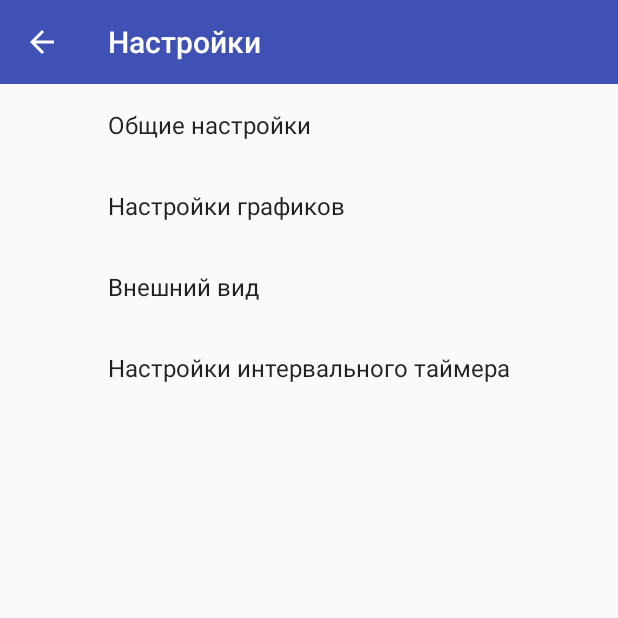
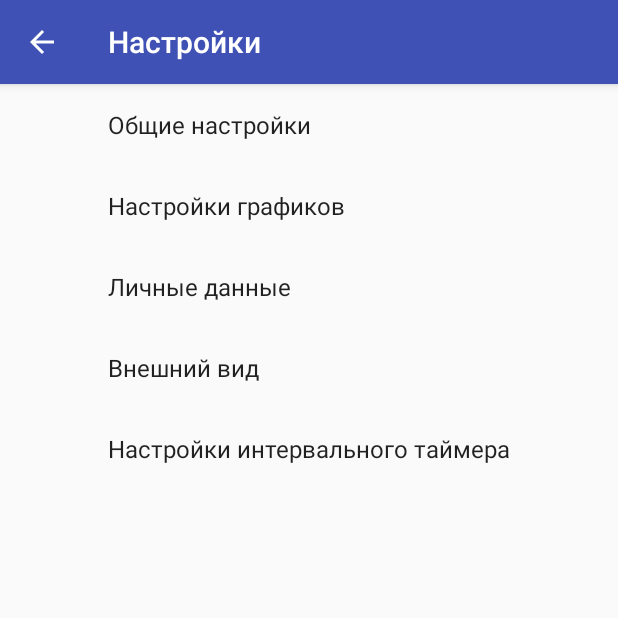
Before and after one commit to theimaginationless/sportdiary, an Android app: the PreferenceFragment screen opened directly, with no data from a screen before it, on a phone screen of 412 x 824 dp, the top half of it. Run offline under Robolectric (Android 15) with nearby library versions, the phone set to English and light mode, and no system bars; our stand-ins replace androidx.preference.

```diff
--- a/app/src/main/AndroidManifest.xml
+++ b/app/src/main/AndroidManifest.xml
@@ -44,7 +44,7 @@
                 <category android:name="android.intent.category.DEFAULT"/>
             </intent-filter>
         </activity>
-        <activity android:name=".GeneralActivity">
+        <activity android:name=".GeneralActivity" android:theme="@style/AppTheme.drawer">
             <intent-filter>
                 <action android:name="android.intent.action.MAIN"/>
 
--- a/app/src/main/java/com/app/dmitryteplyakov/sportdiary/Timer/TimerTemplatesActivity.java
+++ b/app/src/main/java/com/app/dmitryteplyakov/sportdiary/Timer/TimerTemplatesActivity.java
@@ -15,7 +15,7 @@ public class TimerTemplatesActivity extends AppCompatActivity {
     @Override
     public void onCreate(Bundle savedInstanceState) {
         super.onCreate(savedInstanceState);
-
+        //Todo: Timer
         mToolbar = (Toolbar) findViewById(R.id.toolbar);
         setSupportActionBar(mToolbar);
         getSupportActionBar().setDisplayHomeAsUpEnabled(true);
--- a/app/src/main/res/layout/activity_fragment.xml
+++ b/app/src/main/res/layout/activity_fragment.xml
@@ -50,7 +50,7 @@
     <android.support.design.widget.NavigationView
         android:id="@+id/nav_view"
         android:layout_gravity="start"
-        android:fitsSystemWindows="true"
+
         app:headerLayout="@layout/drawer_header"
         app:menu="@menu/drawer_menu"
         android:layout_width="240dp"
--- a/app/src/main/res/layout/activity_programs_common.xml
+++ b/app/src/main/res/layout/activity_programs_common.xml
@@ -9,6 +9,7 @@
 
     <FrameLayout
         android:id="@+id/programs_fragment_container"
+        android:fitsSystemWindows="true"
         android:layout_width="match_parent"
         android:layout_height="match_parent"/>
     </LinearLayout>
--- a/app/src/main/res/layout/toolbar.xml
+++ b/app/src/main/res/layout/toolbar.xml
@@ -4,6 +4,7 @@
 
                                    android:background="@color/colorPrimary"
                                    android:theme="@style/ToolbarColor"
+                                   android:elevation="4dp"
 
                                    android:layout_width="match_parent"
                                    android:layout_height="?attr/actionBarSize"/>
--- a/app/src/main/res/xml/preferences.xml
+++ b/app/src/main/res/xml/preferences.xml
@@ -14,10 +14,16 @@
             <extra android:name="preferences" android:value="graph"/>
         </intent>
     </PreferenceScreen>
+    <PreferenceScreen android:title="@string/settings_personal"
+                      android:key="preferenceAppearance">
+        <intent android:action="com.app.dmitryteplyakov.sportdiary.Settings.SettingsActivity">
+            <extra android:name="preferences" android:value="personal"/>
+        </intent>
+    </PreferenceScreen>
     <PreferenceScreen android:title="@string/settings_appearance"
                       android:key="preferenceAppearance">
         <intent android:action="com.app.dmitryteplyakov.sportdiary.Settings.SettingsActivity">
-            <extra android:name="preferences" android:value="personal"/>
+            <extra android:name="preferences" android:value="appearance"/>
         </intent>
     </PreferenceScreen>
     <PreferenceScreen android:title="@string/settings_timer"
```
